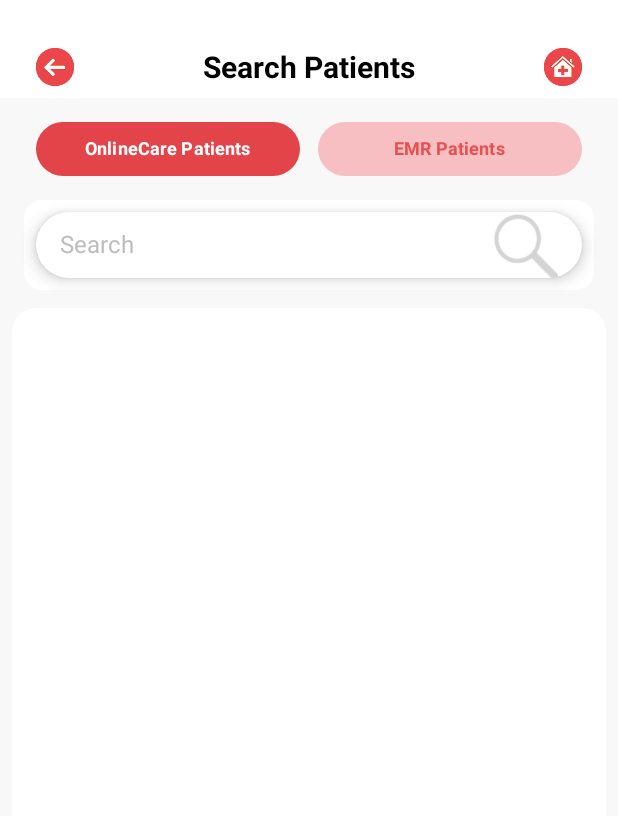
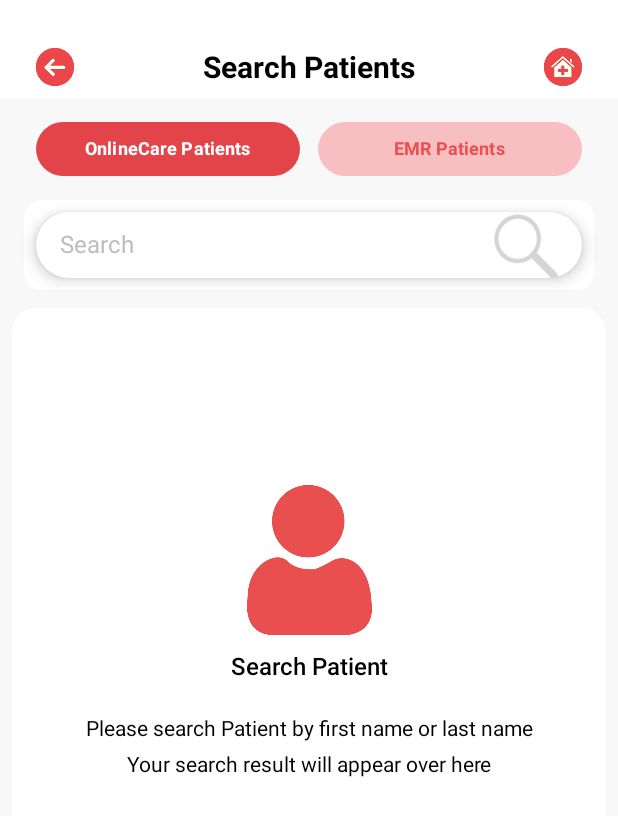
Before and after one commit to salmanmallah/Android-App-Emcura, an Android app built with Jetpack Compose: the @Preview function OnlineCarePatientsScreenPreview, on a phone screen of 412 x 824 dp. Shown: the top 816 px of the screen. Run offline under Robolectric (Android 15) with nearby library versions, the phone set to English and light mode, and no system bars.

Commit message:
add SearchPatient composable with UI for patient search functionality

```diff
--- a/app/src/main/java/com/app/splashscreen/ui/onlinecarepatients/OnlineCarePatientsScreen.kt
+++ b/app/src/main/java/com/app/splashscreen/ui/onlinecarepatients/OnlineCarePatientsScreen.kt
@@ -11,9 +11,11 @@ import androidx.compose.ui.Alignment
 import androidx.compose.ui.Modifier
 import androidx.compose.ui.graphics.Color
 import androidx.compose.ui.res.colorResource
+import androidx.compose.ui.res.painterResource
 import androidx.compose.ui.unit.dp
 import androidx.compose.ui.unit.sp
 import androidx.compose.ui.text.font.FontWeight
+import androidx.compose.ui.text.style.TextAlign
 import androidx.compose.ui.tooling.preview.Preview
 import androidx.navigation.NavController
 import com.app.splashscreen.R
@@ -129,9 +131,52 @@ fun OnlineCarePatientsScreen(navController: NavController? = null, enableScroll:
             verticalArrangement = Arrangement.spacedBy(12.dp)
         ) {
 
+            Spacer(modifier = Modifier.height(50.dp))
+            SearchPatient()
         }
     }
 }
+
+
+
+@Composable
+fun SearchPatient() {
+    Column(
+        modifier = Modifier
+            .fillMaxWidth()
+            .padding(top = 48.dp),
+        horizontalAlignment = Alignment.CenterHorizontally
+    ) {
+        Icon(
+            painter = painterResource(id = R.drawable.onliecare_patiends_human), // Replace with your actual icon resource
+            contentDescription = "Search Patient",
+            tint = Color(0xFFE94F4F),
+            modifier = Modifier.size(100.dp)
+        )
+        Spacer(modifier = Modifier.height(12.dp))
+        Text(
+            text = "Search Patient",
+            color = Color.Black,
+            fontWeight = FontWeight.Medium,
+            fontSize = 16.sp
+        )
+        Spacer(modifier = Modifier.height(24.dp))
+        Text(
+            text = "Please search Patient by first name or last name",
+            color = Color.Black,
+            fontSize = 14.sp,
+            textAlign = TextAlign.Center
+        )
+        Spacer(modifier = Modifier.height(8.dp))
+        Text(
+            text = "Your search result will appear over here",
+            color = Color.Black,
+            fontSize = 14.sp,
+            textAlign = TextAlign.Center
+        )
+    }
+}
+
 
 @Composable
 @Preview(showBackground = true)
```
